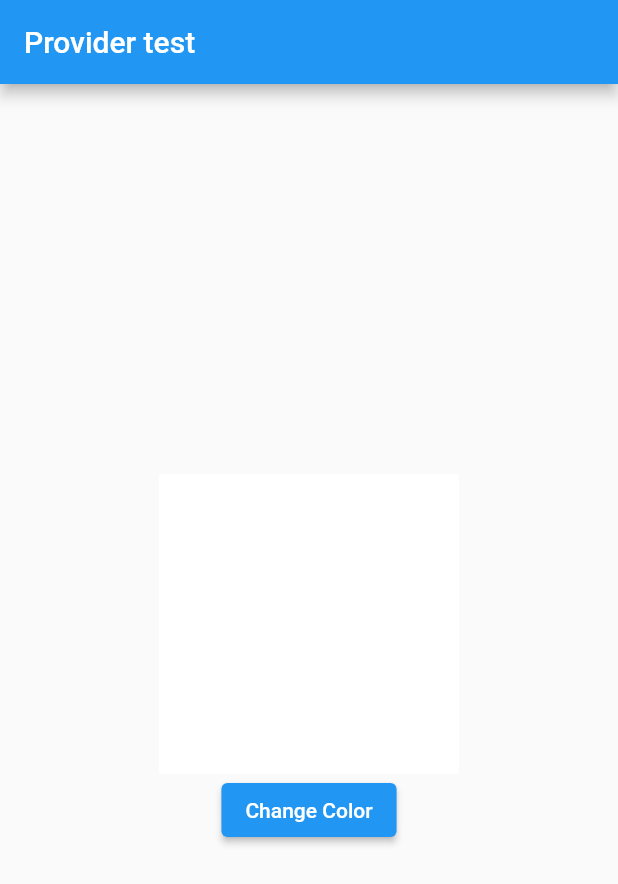
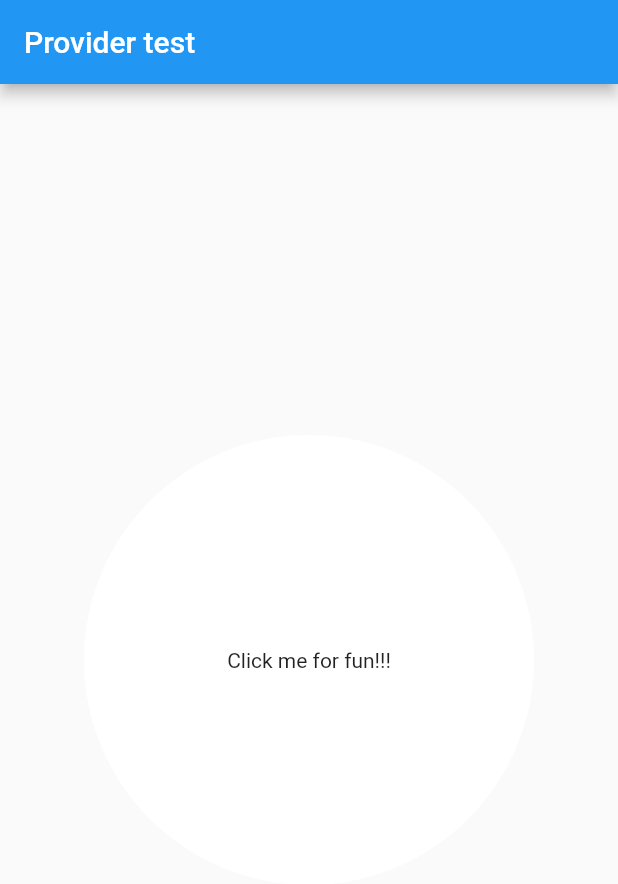
Before and after one commit to AhmmedTowfique/provider_test, a Flutter app: the screen it shows after launch, on a phone screen of 412 x 824 dp. Shown: the top 884 px of the screen. Run offline on Flutter 3.47's test engine with Material 2 defaults, Android fonts, the phone set to English and light mode, and no system bars.

Commit message:
added tap gesture to the container.

```diff
--- a/lib/pages/coloured_circle_page.dart
+++ b/lib/pages/coloured_circle_page.dart
@@ -1,4 +1,3 @@
-import 'dart:math';
 import 'package:flutter/material.dart';
 import 'package:provider/provider.dart';
 import 'package:provider_test/providers/coloured_circle_page_provider.dart';
@@ -21,14 +20,17 @@ class ColouredCirclePage extends StatelessWidget {
                 child: Column(
                   mainAxisAlignment: MainAxisAlignment.center,
                   children: [
-                    Container(
-                      height: 200,
-                      width: 200,
-                      color: provider.color,
-                    ),
-                    ElevatedButton(
-                      onPressed: () => provider.changeColorRandomly(),
-                      child: Text('Change Color'),
+                    GestureDetector(
+                      child: Container(
+                        alignment: Alignment.center,
+                        child: const Text("Click me for fun!!!"),
+                        width: 300,
+                        height: 300,
+                        decoration: BoxDecoration(color: provider.color, shape: BoxShape.circle),
+                      ),
+                      onTap: () {
+                        provider.changeColorRandomly();
+                      },
                     ),
                   ],
                 ),
```
